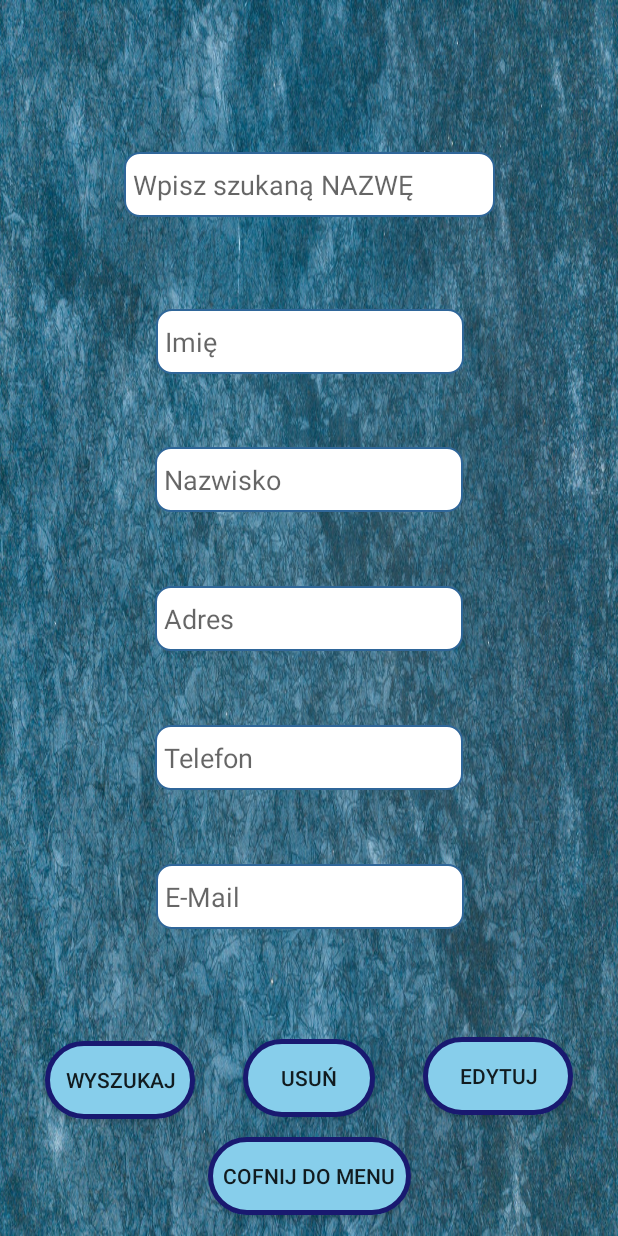
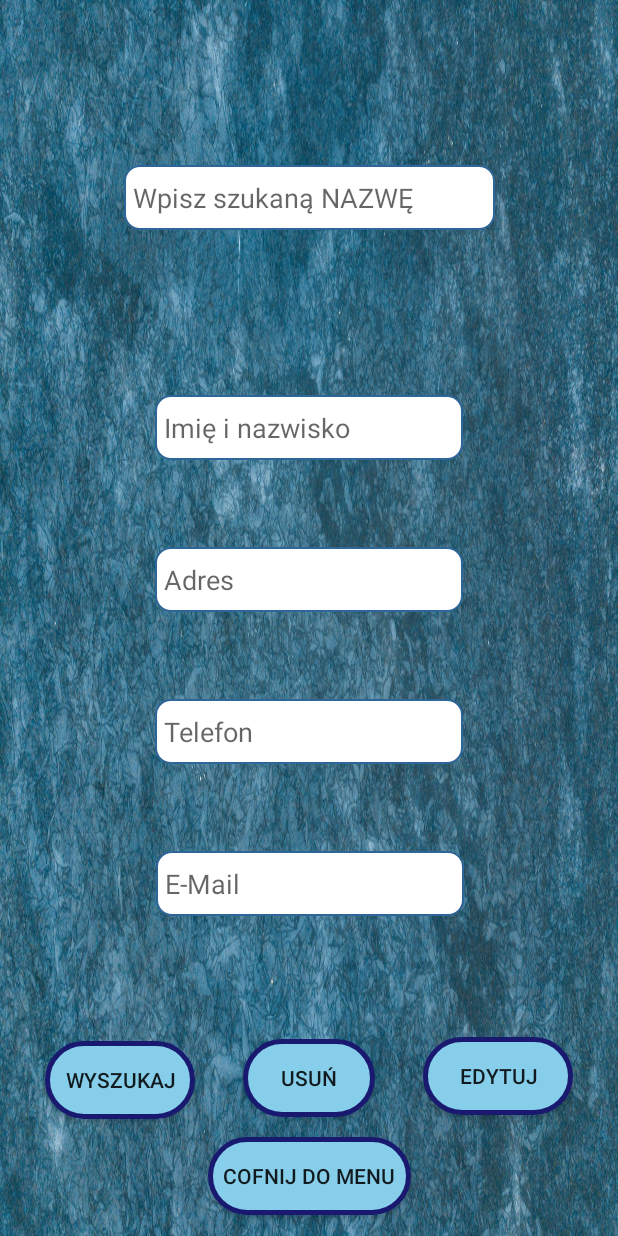
Before and after one commit to pmh-projects/Cloud-Computing-Android, an Android app: the layout activity_update.xml on its own in the app's theme, with its tools: preview values and no code run, on a phone screen of 412 x 824 dp. Run offline under Robolectric (Android 15) with nearby library versions, the phone set to English and light mode, and no system bars.

Commit message:
version_0_3

```diff
--- a/app/build.gradle
+++ b/app/build.gradle
@@ -33,6 +33,7 @@ dependencies {
     implementation 'androidx.wear:wear:1.1.0'
     implementation 'com.google.firebase:firebase-database:19.7.0'
     implementation 'com.google.firebase:firebase-auth:20.0.4'
+    implementation 'androidx.recyclerview:recyclerview:1.1.0'
     //implementation 'androidx.wear:wear:1.0.0'
     testImplementation 'junit:junit:4.13.1'
     androidTestImplementation 'androidx.test.ext:junit:1.1.2'
--- a/app/src/main/res/layout/activity_update.xml
+++ b/app/src/main/res/layout/activity_update.xml
@@ -61,14 +61,13 @@
     <EditText
         android:id="@+id/addName"
         android:layout_width="205dp"
-        android:layout_height="43dp"
-        android:layout_marginTop="10dp"
-        android:layout_marginBottom="4dp"
+        android:layout_height="10dp"
         android:background="@drawable/new_edit_text"
         android:ems="10"
         android:hint="Imię"
         android:inputType="textPersonName"
         android:padding="6dp"
+        android:visibility="invisible"
         app:layout_constraintBottom_toTopOf="@+id/addSurname"
         app:layout_constraintEnd_toEndOf="parent"
         app:layout_constraintHorizontal_bias="0.502"
@@ -80,7 +79,6 @@
         android:layout_width="247dp"
         android:layout_height="43dp"
         android:layout_marginTop="60dp"
-        android:layout_marginBottom="10dp"
         android:background="@drawable/new_edit_text"
         android:ems="10"
         android:hint="Wpisz szukaną NAZWĘ"
@@ -96,11 +94,10 @@
         android:id="@+id/addSurname"
         android:layout_width="205dp"
         android:layout_height="43dp"
-        android:layout_marginTop="4dp"
         android:layout_marginBottom="4dp"
         android:background="@drawable/new_edit_text"
         android:ems="10"
-        android:hint="Nazwisko"
+        android:hint="Imię i nazwisko"
         android:inputType="textPersonName"
         android:padding="6dp"
         app:layout_constraintBottom_toTopOf="@+id/addAddress"
--- a/app/src/main/res/layout/customerslist.xml
+++ b/app/src/main/res/layout/customerslist.xml
@@ -75,16 +75,16 @@
         android:id="@+id/imageView3"
         android:layout_width="43dp"
         android:layout_height="170dp"
+        app:layout_constraintStart_toStartOf="parent"
         app:srcCompat="?android:attr/fastScrollThumbDrawable"
-        tools:layout_editor_absoluteX="-8dp"
         tools:layout_editor_absoluteY="0dp" />
 
     <ImageView
         android:id="@+id/imageView4"
         android:layout_width="62dp"
         android:layout_height="170dp"
+        app:layout_constraintEnd_toEndOf="parent"
         app:srcCompat="?android:attr/fastScrollThumbDrawable"
-        tools:layout_editor_absoluteX="369dp"
         tools:layout_editor_absoluteY="0dp" />
 
 </androidx.constraintlayout.widget.ConstraintLayout>
--- a/build.gradle
+++ b/build.gradle
@@ -5,7 +5,7 @@ buildscript {
         jcenter()
     }
     dependencies {
-        classpath "com.android.tools.build:gradle:4.0.1"
+        classpath 'com.android.tools.build:gradle:4.1.3'
         classpath 'com.google.gms:google-services:4.3.5'
 
         // NOTE: Do not place your application dependencies here; they belong
```
Also changed, not shown: gradle/wrapper/gradle-wrapper.properties.
